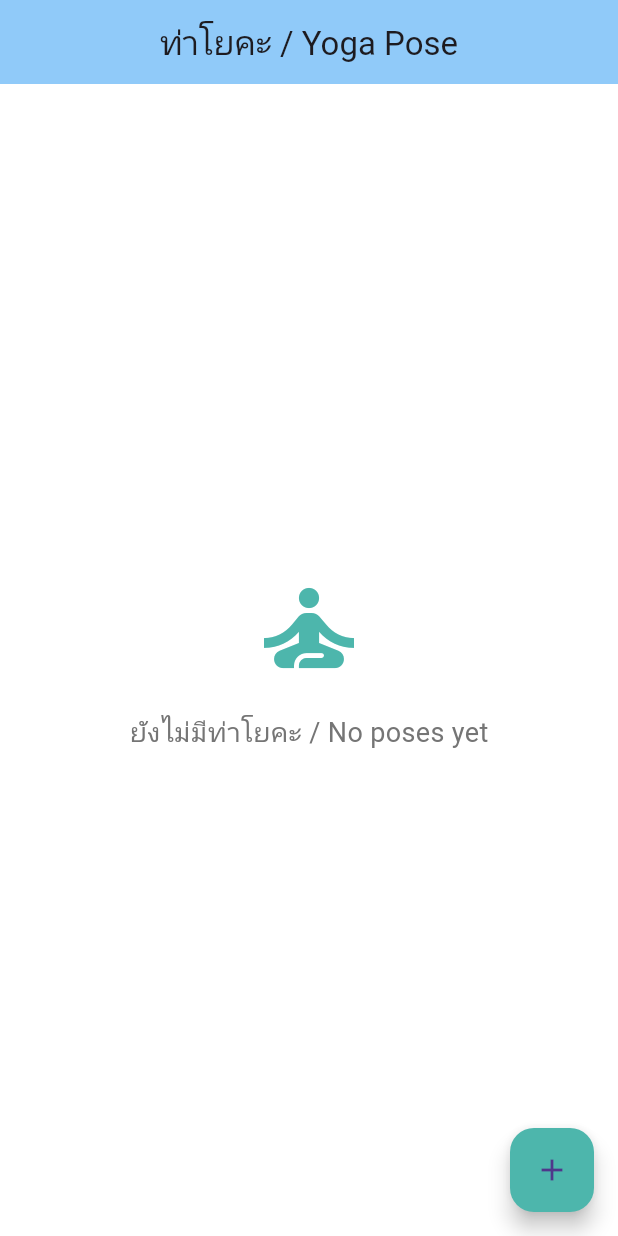
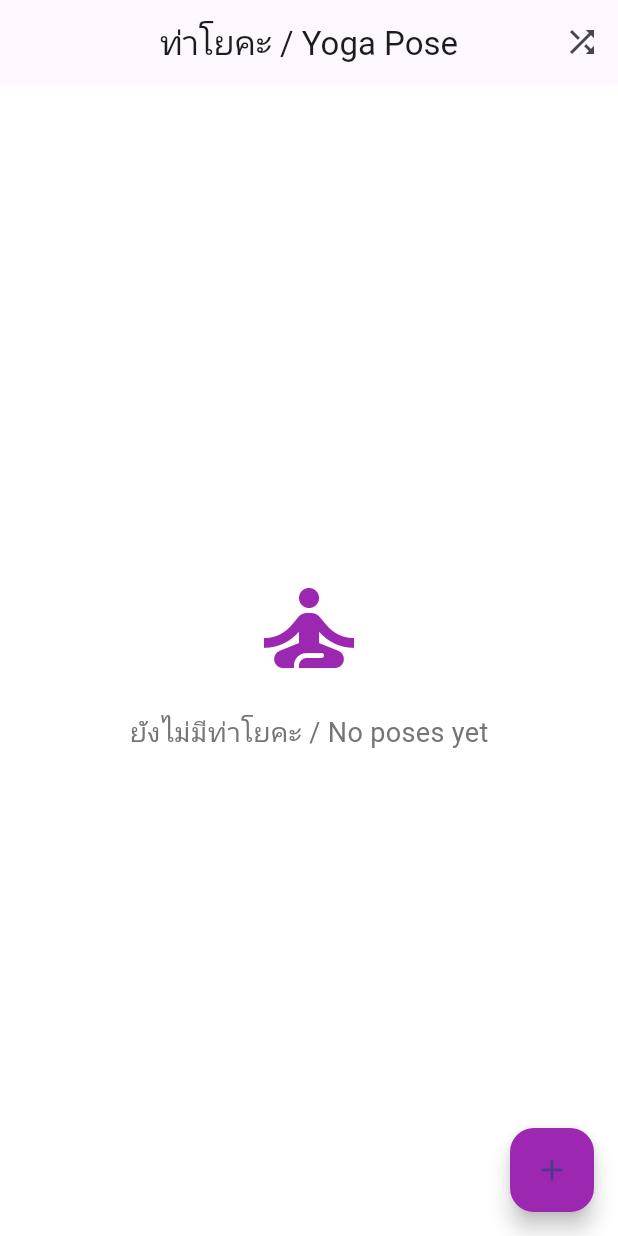
Before and after one commit to Bmw65314904/Yoga-Pose_app, a Flutter app: the screen it shows after launch, on a phone screen of 412 x 824 dp. Run offline on Flutter 3.47's test engine with Material 3 defaults, Android fonts, the phone set to English and light mode, and no system bars; our stand-ins replace audioplayers; Roboto replaces fonts that are missing (Prompt).

Commit message:
first commit

```diff
--- a/analysis_options.yaml
+++ b/analysis_options.yaml
@@ -7,6 +7,9 @@
 
 # The following line activates a set of recommended lints for Flutter apps,
 # packages, and plugins designed to encourage good coding practices.
+analyzer:
+  errors:
+    unused_element: ignore
 include: package:flutter_lints/flutter.yaml
 
 linter:
--- a/lib/home_page.dart
+++ b/lib/home_page.dart
@@ -48,7 +48,7 @@ class _HomePageState extends State<HomePage> with SingleTickerProviderStateMixin
           ScaffoldMessenger.of(context).showSnackBar(
             SnackBar(
               content: Text('ท่าสำเร็จแล้ว! / Pose completed!'),
-              backgroundColor: Colors.green[300], // เปลี่ยนจากสีเขียว
+              backgroundColor: Colors.green,
             ),
           );
         }
@@ -64,7 +64,7 @@ class _HomePageState extends State<HomePage> with SingleTickerProviderStateMixin
       ScaffoldMessenger.of(context).showSnackBar(
         SnackBar(
           content: Text('ไม่มีท่าโยคะให้เล่น / No poses available'),
-          backgroundColor: Colors.orange[300], // เปลี่ยนสีแจ้งเตือน
+          backgroundColor: Colors.orange,
         ),
       );
     }
@@ -73,11 +73,11 @@ class _HomePageState extends State<HomePage> with SingleTickerProviderStateMixin
   Color _getBackgroundColor(String? difficulty) {
     switch (difficulty) {
       case 'Beginner':
-        return Colors.green[100]!.withOpacity(0.1); // เขียวอ่อน
+        return Colors.green.withOpacity(0.1);
       case 'Intermediate':
-        return Colors.blue[100]!.withOpacity(0.1); // ฟ้าอ่อน
+        return Colors.yellow.withOpacity(0.1);
       case 'Advanced':
-        return Colors.teal[100]!.withOpacity(0.1); // เขียวน้ำทะเลอ่อน
+        return Colors.red.withOpacity(0.1);
       default:
         return Colors.grey.withOpacity(0.1);
     }
@@ -98,7 +98,13 @@ class _HomePageState extends State<HomePage> with SingleTickerProviderStateMixin
         title: Text('ท่าโยคะ / Yoga Pose'),
         centerTitle: true,
         elevation: 0,
-        backgroundColor: Colors.blue[200], // ฟ้าอ่อน
+        actions: [
+          IconButton(
+            icon: Icon(Icons.shuffle),
+            onPressed: _playRandomPose,
+            tooltip: 'สุ่มท่าโยคะ / Random Pose',
+          ),
+        ],
       ),
       body: Container(
         color: _remainingTime != null
@@ -109,7 +115,7 @@ class _HomePageState extends State<HomePage> with SingleTickerProviderStateMixin
                 child: Column(
                   mainAxisAlignment: MainAxisAlignment.center,
                   children: [
-                    Icon(Icons.self_improvement, size: 80, color: Colors.teal[300]), // เขียวน้ำทะเล
+                    Icon(Icons.self_improvement, size: 80, color: Colors.purple),
                     SizedBox(height: 16),
                     Text(
                       'ยังไม่มีท่าโยคะ / No poses yet',
@@ -147,7 +153,7 @@ class _HomePageState extends State<HomePage> with SingleTickerProviderStateMixin
                           elevation: 2,
                           margin: EdgeInsets.symmetric(vertical: 4),
                           child: ListTile(
-                            leading: Icon(Icons.self_improvement, color: Colors.teal[300]), // เขียวน้ำทะเล
+                            leading: Icon(Icons.self_improvement, color: Colors.purple),
                             title: Text(
                               poses[index].exerciseType,
                               style: TextStyle(fontWeight: FontWeight.bold),
@@ -156,7 +162,7 @@ class _HomePageState extends State<HomePage> with SingleTickerProviderStateMixin
                               'ระยะเวลา / Duration: ${poses[index].duration} วินาที / sec\nวันที่ / Date: ${poses[index].date.toLocal().toString().split(' ')[0]}',
                             ),
                             trailing: IconButton(
-                              icon: Icon(Icons.play_arrow, color: Colors.teal[300]), // เขียวน้ำทะเล
+                              icon: Icon(Icons.play_arrow, color: Colors.purple),
                               onPressed: () {
                                 _startPoseTimer(poses[index].duration, poses[index].difficulty);
                               },
@@ -177,11 +183,7 @@ class _HomePageState extends State<HomePage> with SingleTickerProviderStateMixin
                           child: Container(
                             padding: EdgeInsets.all(16),
                             decoration: BoxDecoration(
-                              gradient: LinearGradient(
-                                colors: [Colors.blue[200]!, Colors.teal[300]!], // ฟ้าอ่อน + เขียวน้ำทะเล
-                                begin: Alignment.topLeft,
-                                end: Alignment.bottomRight,
-                              ),
+                              color: Colors.purple.withOpacity(0.9),
                               borderRadius: BorderRadius.circular(12),
                               boxShadow: [
                                 BoxShadow(
@@ -218,7 +220,7 @@ class _HomePageState extends State<HomePage> with SingleTickerProviderStateMixin
             });
           }
         },
-        backgroundColor: Colors.teal[300], // เขียวน้ำทะเล
+        backgroundColor: Colors.purple,
         child: Icon(Icons.add),
       ),
     );
```
